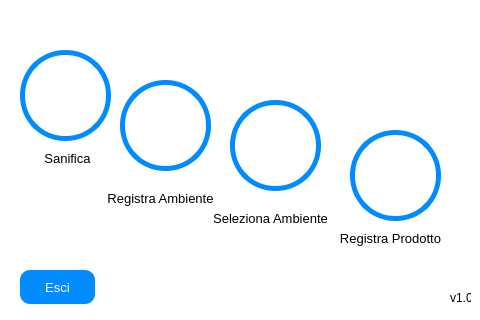
First picture: the form in view/main_window.ui, repository ISacchitella/MicroOne_v1.1, before the edit.
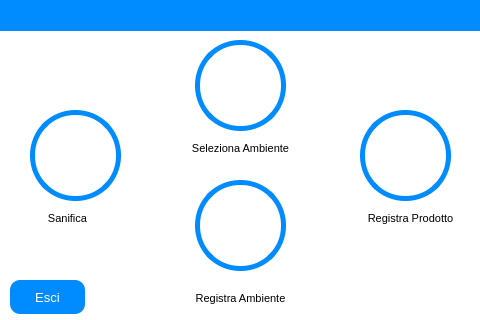
Second picture: the form after the edit. Icons and pictures are not drawn.

```diff
--- a/view/main_window.ui
+++ b/view/main_window.ui
@@ -34,12 +34,18 @@
    <widget class="QPushButton" name="reg_ambiente_btn">
     <property name="geometry">
      <rect>
-      <x>120</x>
-      <y>80</y>
+      <x>195</x>
+      <y>180</y>
       <width>91</width>
       <height>91</height>
      </rect>
     </property>
+    <property name="maximumSize">
+     <size>
+      <width>91</width>
+      <height>91</height>
+     </size>
+    </property>
     <property name="font">
      <font>
       <pointsize>15</pointsize>
@@ -69,12 +75,18 @@
    <widget class="QPushButton" name="sel_ambiente_btn">
     <property name="geometry">
      <rect>
-      <x>230</x>
-      <y>100</y>
+      <x>195</x>
+      <y>40</y>
       <width>91</width>
       <height>91</height>
      </rect>
     </property>
+    <property name="maximumSize">
+     <size>
+      <width>91</width>
+      <height>91</height>
+     </size>
+    </property>
     <property name="font">
      <font>
       <pointsize>15</pointsize>
@@ -107,12 +119,18 @@
    <widget class="QPushButton" name="reg_prodotto_btn">
     <property name="geometry">
      <rect>
-      <x>350</x>
-      <y>130</y>
+      <x>360</x>
+      <y>110</y>
       <width>91</width>
       <height>91</height>
      </rect>
     </property>
+    <property name="maximumSize">
+     <size>
+      <width>91</width>
+      <height>91</height>
+     </size>
+    </property>
     <property name="font">
      <font>
       <pointsize>15</pointsize>
@@ -142,8 +160,8 @@
    <widget class="QPushButton" name="quit_btn">
     <property name="geometry">
      <rect>
-      <x>20</x>
-      <y>270</y>
+      <x>10</x>
+      <y>280</y>
       <width>75</width>
       <height>34</height>
      </rect>
@@ -166,14 +184,14 @@
     <property name="geometry">
      <rect>
       <x>40</x>
-      <y>150</y>
+      <y>210</y>
       <width>55</width>
       <height>16</height>
      </rect>
     </property>
     <property name="font">
      <font>
-      <pointsize>10</pointsize>
+      <pointsize>8</pointsize>
       <weight>50</weight>
       <bold>false</bold>
      </font>
@@ -194,31 +212,21 @@
      <set>Qt::AlignCenter</set>
     </property>
    </widget>
-   <widget class="QLabel" name="label_6">
-    <property name="geometry">
-     <rect>
-      <x>450</x>
-      <y>290</y>
-      <width>21</width>
-      <height>16</height>
-     </rect>
-    </property>
-    <property name="styleSheet">
-     <string notr="true">color: rgb(0, 0, 0);</string>
-    </property>
-    <property name="text">
-     <string>v1.0</string>
-    </property>
-   </widget>
    <widget class="QPushButton" name="sanifica_btn">
     <property name="geometry">
      <rect>
-      <x>20</x>
-      <y>50</y>
+      <x>30</x>
+      <y>110</y>
       <width>91</width>
       <height>91</height>
      </rect>
     </property>
+    <property name="maximumSize">
+     <size>
+      <width>91</width>
+      <height>91</height>
+     </size>
+    </property>
     <property name="font">
      <font>
       <pointsize>15</pointsize>
@@ -255,15 +263,15 @@
    <widget class="QLabel" name="registra_p_label">
     <property name="geometry">
      <rect>
-      <x>330</x>
-      <y>230</y>
+      <x>350</x>
+      <y>210</y>
       <width>121</width>
       <height>16</height>
      </rect>
     </property>
     <property name="font">
      <font>
-      <pointsize>10</pointsize>
+      <pointsize>8</pointsize>
       <weight>50</weight>
       <bold>false</bold>
      </font>
@@ -287,15 +295,15 @@
    <widget class="QLabel" name="seleziona_a_label">
     <property name="geometry">
      <rect>
-      <x>210</x>
-      <y>210</y>
+      <x>180</x>
+      <y>140</y>
       <width>121</width>
       <height>16</height>
      </rect>
     </property>
     <property name="font">
      <font>
-      <pointsize>10</pointsize>
+      <pointsize>8</pointsize>
       <weight>50</weight>
       <bold>false</bold>
      </font>
@@ -319,15 +327,15 @@
    <widget class="QLabel" name="registra_a_label">
     <property name="geometry">
      <rect>
-      <x>100</x>
-      <y>190</y>
+      <x>180</x>
+      <y>290</y>
       <width>121</width>
       <height>16</height>
      </rect>
     </property>
     <property name="font">
      <font>
-      <pointsize>10</pointsize>
+      <pointsize>8</pointsize>
       <weight>50</weight>
       <bold>false</bold>
      </font>
@@ -348,6 +356,52 @@
      <set>Qt::AlignCenter</set>
     </property>
    </widget>
+   <widget class="QLabel" name="label">
+    <property name="geometry">
+     <rect>
+      <x>-10</x>
+      <y>0</y>
+      <width>501</width>
+      <height>31</height>
+     </rect>
+    </property>
+    <property name="styleSheet">
+     <string notr="true">background-color: rgb(0, 140, 255);</string>
+    </property>
+    <property name="text">
+     <string/>
+    </property>
+   </widget>
+   <widget class="QPushButton" name="cancel_btn_">
+    <property name="geometry">
+     <rect>
+      <x>0</x>
+      <y>0</y>
+      <width>71</width>
+      <height>31</height>
+     </rect>
+    </property>
+    <property name="font">
+     <font>
+      <pointsize>10</pointsize>
+      <weight>50</weight>
+      <bold>false</bold>
+     </font>
+    </property>
+    <property name="styleSheet">
+     <string notr="true">background-color: rgb(0, 140, 255);
+                    color: rgb(255, 255, 255);
+                    border-radius:10px;
+                </string>
+    </property>
+    <property name="text">
+     <string/>
+    </property>
+    <property name="icon">
+     <iconset resource="img_resources.qrc">
+      <normaloff>:/cancel/res/cancel.png</normaloff>:/cancel/res/cancel.png</iconset>
+    </property>
+   </widget>
   </widget>
  </widget>
  <resources>
```
Left out of the diff: 15 changed lines with no effect on the pictures.
